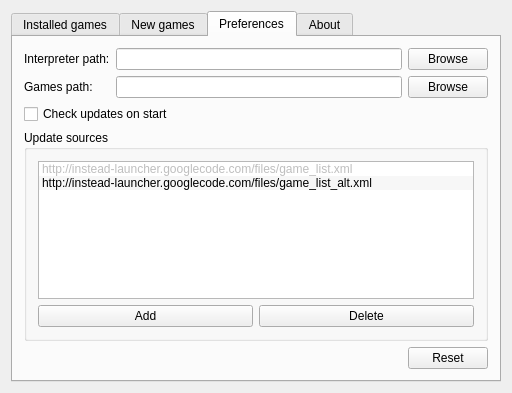
Qt form mainwindow.ui (instead-hub/instead-launcher) before a commit.
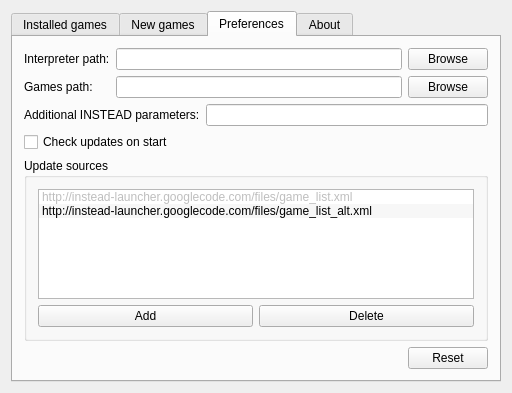
The same form after that commit. The open tabs and pages were chosen to show the change.

Commit message: additional parameters for instead

What changed in the file:
```diff
--- a/mainwindow.ui
+++ b/mainwindow.ui
@@ -251,6 +251,24 @@
           </item>
          </layout>
         </item>
+        <item>
+         <layout class="QHBoxLayout" name="horizontalLayout_2">
+          <item>
+           <widget class="QLabel" name="insteadParametersLabel">
+            <property name="text">
+             <string>Additional INSTEAD parameters:</string>
+            </property>
+           </widget>
+          </item>
+          <item>
+           <widget class="QLineEdit" name="insteadParameters">
+            <property name="text">
+             <string/>
+            </property>
+           </widget>
+          </item>
+         </layout>
+        </item>
         <item>
          <widget class="QCheckBox" name="autoRefreshCheckBox">
           <property name="text">
```
Left out of the diff: 10 changed lines with no effect on the pictures. The commit also changes 1 other file.
